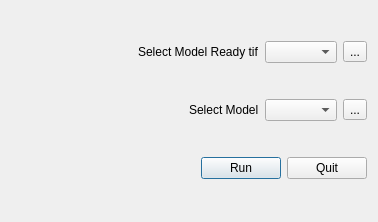
The window that ftw_plugin/ftw_plugin_dialog_base.ui (fieldsoftheworld/ftw-qgis-plugin) describes before a commit, drawn with Qt 5.
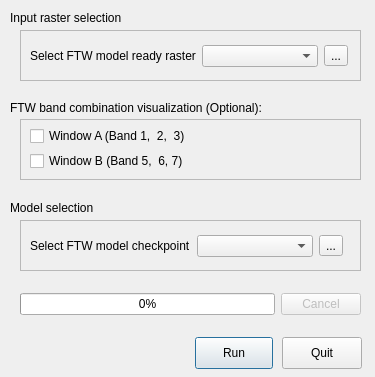
The same window after the commit.

Commit message: v1 plugin UI layout

What changed in the file:
```diff
--- a/ftw_plugin/ftw_plugin_dialog_base.ui
+++ b/ftw_plugin/ftw_plugin_dialog_base.ui
@@ -6,110 +6,272 @@
    <rect>
     <x>0</x>
     <y>0</y>
-    <width>378</width>
-    <height>222</height>
+    <width>375</width>
+    <height>377</height>
    </rect>
   </property>
+  <property name="sizePolicy">
+   <sizepolicy hsizetype="Fixed" vsizetype="Fixed">
+    <horstretch>0</horstretch>
+    <verstretch>0</verstretch>
+   </sizepolicy>
+  </property>
+  <property name="minimumSize">
+   <size>
+    <width>375</width>
+    <height>377</height>
+   </size>
+  </property>
+  <property name="maximumSize">
+   <size>
+    <width>375</width>
+    <height>377</height>
+   </size>
+  </property>
   <property name="windowTitle">
    <string>Fields of The World</string>
   </property>
-  <layout class="QGridLayout" name="gridLayout">
-   <item row="0" column="0" colspan="3">
+  <widget class="QPushButton" name="run_button">
+   <property name="geometry">
+    <rect>
+     <x>195</x>
+     <y>337</y>
+     <width>78</width>
+     <height>32</height>
+    </rect>
+   </property>
+   <property name="mouseTracking">
+    <bool>false</bool>
+   </property>
+   <property name="text">
+    <string>Run</string>
+   </property>
+   <property name="checkable">
+    <bool>false</bool>
+   </property>
+  </widget>
+  <widget class="QPushButton" name="quit_button">
+   <property name="geometry">
+    <rect>
+     <x>282</x>
+     <y>337</y>
+     <width>80</width>
+     <height>32</height>
+    </rect>
+   </property>
+   <property name="text">
+    <string>Quit</string>
+   </property>
+  </widget>
+  <widget class="QLabel" name="label_3">
+   <property name="geometry">
+    <rect>
+     <x>10</x>
+     <y>100</y>
+     <width>351</width>
+     <height>16</height>
+    </rect>
+   </property>
+   <property name="text">
+    <string>FTW band combination visualization (Optional):</string>
+   </property>
+  </widget>
+  <widget class="QFrame" name="frame">
+   <property name="geometry">
+    <rect>
+     <x>20</x>
+     <y>30</y>
+     <width>341</width>
+     <height>51</height>
+    </rect>
+   </property>
+   <property name="frameShape">
+    <enum>QFrame::StyledPanel</enum>
+   </property>
+   <property name="frameShadow">
+    <enum>QFrame::Raised</enum>
+   </property>
+  </widget>
+  <widget class="QFrame" name="frame_2">
+   <property name="geometry">
+    <rect>
+     <x>20</x>
+     <y>119</y>
+     <width>341</width>
+     <height>61</height>
+    </rect>
+   </property>
+   <property name="frameShape">
+    <enum>QFrame::StyledPanel</enum>
+   </property>
+   <property name="frameShadow">
+    <enum>QFrame::Raised</enum>
+   </property>
+   <widget class="QCheckBox" name="win_a">
+    <property name="geometry">
+     <rect>
+      <x>10</x>
+      <y>7</y>
+      <width>171</width>
+      <height>20</height>
+     </rect>
+    </property>
+    <property name="text">
+     <string>Window A (Band 1,  2,  3)</string>
+    </property>
+   </widget>
+   <widget class="QCheckBox" name="win_b">
+    <property name="geometry">
+     <rect>
+      <x>10</x>
+      <y>32</y>
+      <width>191</width>
+      <height>20</height>
+     </rect>
+    </property>
+    <property name="text">
+     <string>Window B (Band 5,  6, 7)</string>
+    </property>
+   </widget>
+  </widget>
+  <widget class="QLabel" name="label_4">
+   <property name="geometry">
+    <rect>
+     <x>10</x>
+     <y>10</y>
+     <width>351</width>
+     <height>16</height>
+    </rect>
+   </property>
+   <property name="text">
+    <string>Input raster selection</string>
+   </property>
+  </widget>
+  <widget class="QFrame" name="frame_3">
+   <property name="geometry">
+    <rect>
+     <x>20</x>
+     <y>220</y>
+     <width>341</width>
+     <height>51</height>
+    </rect>
+   </property>
+   <property name="frameShape">
+    <enum>QFrame::StyledPanel</enum>
+   </property>
+   <property name="frameShadow">
+    <enum>QFrame::Raised</enum>
+   </property>
+   <widget class="QWidget" name="">
+    <property name="geometry">
+     <rect>
+      <x>10</x>
+      <y>10</y>
+      <width>313</width>
+      <height>32</height>
+     </rect>
+    </property>
     <layout class="QHBoxLayout" name="horizontalLayout_2">
      <item>
-      <spacer name="horizontalSpacer_2">
-       <property name="orientation">
-        <enum>Qt::Horizontal</enum>
-       </property>
-       <property name="sizeHint" stdset="0">
-        <size>
-         <width>48</width>
-         <height>20</height>
-        </size>
-       </property>
-      </spacer>
-     </item>
-     <item>
-      <widget class="QLabel" name="label">
-       <property name="text">
-        <string>Select Model Ready tif</string>
-       </property>
-      </widget>
-     </item>
-     <item>
-      <widget class="QComboBox" name="comboBox"/>
-     </item>
-     <item>
-      <widget class="QToolButton" name="toolButton">
-       <property name="text">
-        <string>...</string>
-       </property>
-      </widget>
-     </item>
-    </layout>
-   </item>
-   <item row="1" column="0" colspan="3">
-    <layout class="QHBoxLayout" name="horizontalLayout">
-     <item>
-      <spacer name="horizontalSpacer">
-       <property name="orientation">
-        <enum>Qt::Horizontal</enum>
-       </property>
-       <property name="sizeHint" stdset="0">
-        <size>
-         <width>48</width>
-         <height>20</height>
-        </size>
-       </property>
-      </spacer>
-     </item>
-     <item>
       <widget class="QLabel" name="label_2">
        <property name="text">
-        <string>Select Model</string>
+        <string>Select FTW model checkpoint</string>
        </property>
       </widget>
      </item>
      <item>
-      <widget class="QComboBox" name="comboBox_2"/>
+      <widget class="QComboBox" name="model_name"/>
      </item>
      <item>
-      <widget class="QToolButton" name="toolButton_2">
+      <widget class="QToolButton" name="model_path">
        <property name="text">
         <string>...</string>
        </property>
       </widget>
      </item>
     </layout>
-   </item>
-   <item row="2" column="0">
-    <spacer name="horizontalSpacer_3">
-     <property name="orientation">
-      <enum>Qt::Horizontal</enum>
-     </property>
-     <property name="sizeHint" stdset="0">
-      <size>
-       <width>213</width>
-       <height>20</height>
-      </size>
-     </property>
-    </spacer>
-   </item>
-   <item row="2" column="1">
-    <widget class="QPushButton" name="pushButton">
-     <property name="text">
-      <string>Run</string>
-     </property>
-    </widget>
-   </item>
-   <item row="2" column="2">
-    <widget class="QPushButton" name="pushButton_2">
-     <property name="text">
-      <string>Quit</string>
-     </property>
-    </widget>
-   </item>
-  </layout>
+   </widget>
+  </widget>
+  <widget class="QLabel" name="label_5">
+   <property name="geometry">
+    <rect>
+     <x>10</x>
+     <y>200</y>
+     <width>351</width>
+     <height>16</height>
+    </rect>
+   </property>
+   <property name="text">
+    <string>Model selection</string>
+   </property>
+  </widget>
+  <widget class="QWidget" name="layoutWidget">
+   <property name="geometry">
+    <rect>
+     <x>20</x>
+     <y>288</y>
+     <width>341</width>
+     <height>32</height>
+    </rect>
+   </property>
+   <layout class="QHBoxLayout" name="horizontalLayout_3">
+    <item>
+     <widget class="QProgressBar" name="progress_bar">
+      <property name="value">
+       <number>0</number>
+      </property>
+     </widget>
+    </item>
+    <item>
+     <widget class="QPushButton" name="cancel_button">
+      <property name="enabled">
+       <bool>false</bool>
+      </property>
+      <property name="text">
+       <string>Cancel</string>
+      </property>
+     </widget>
+    </item>
+   </layout>
+  </widget>
+  <widget class="QWidget" name="">
+   <property name="geometry">
+    <rect>
+     <x>30</x>
+     <y>40</y>
+     <width>318</width>
+     <height>32</height>
+    </rect>
+   </property>
+   <layout class="QHBoxLayout" name="horizontalLayout">
+    <item>
+     <widget class="QLabel" name="label">
+      <property name="text">
+       <string>Select FTW model ready raster</string>
+      </property>
+     </widget>
+    </item>
+    <item>
+     <widget class="QComboBox" name="raster_name"/>
+    </item>
+    <item>
+     <widget class="QToolButton" name="raster_path">
+      <property name="text">
+       <string>...</string>
+      </property>
+     </widget>
+    </item>
+   </layout>
+  </widget>
+  <zorder>frame_2</zorder>
+  <zorder>frame</zorder>
+  <zorder>frame_3</zorder>
+  <zorder>run_button</zorder>
+  <zorder>quit_button</zorder>
+  <zorder>label_3</zorder>
+  <zorder>label_4</zorder>
+  <zorder>label_5</zorder>
+  <zorder>layoutWidget</zorder>
  </widget>
  <resources/>
  <connections/>
```
The commit also changes 6 other files.
